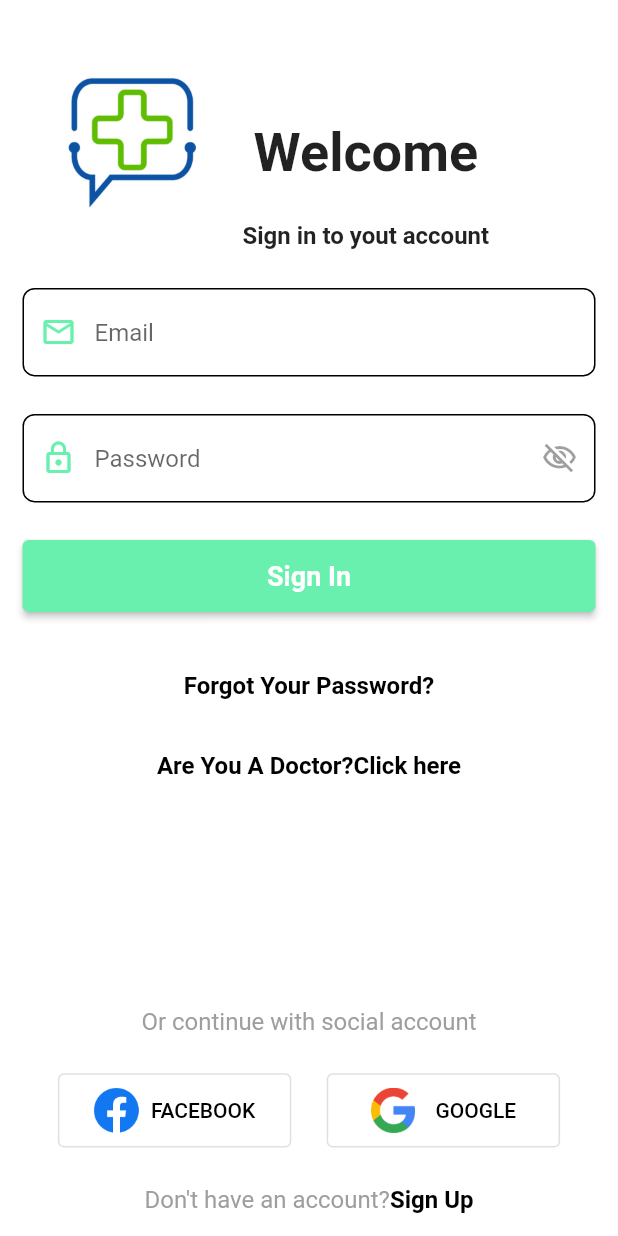
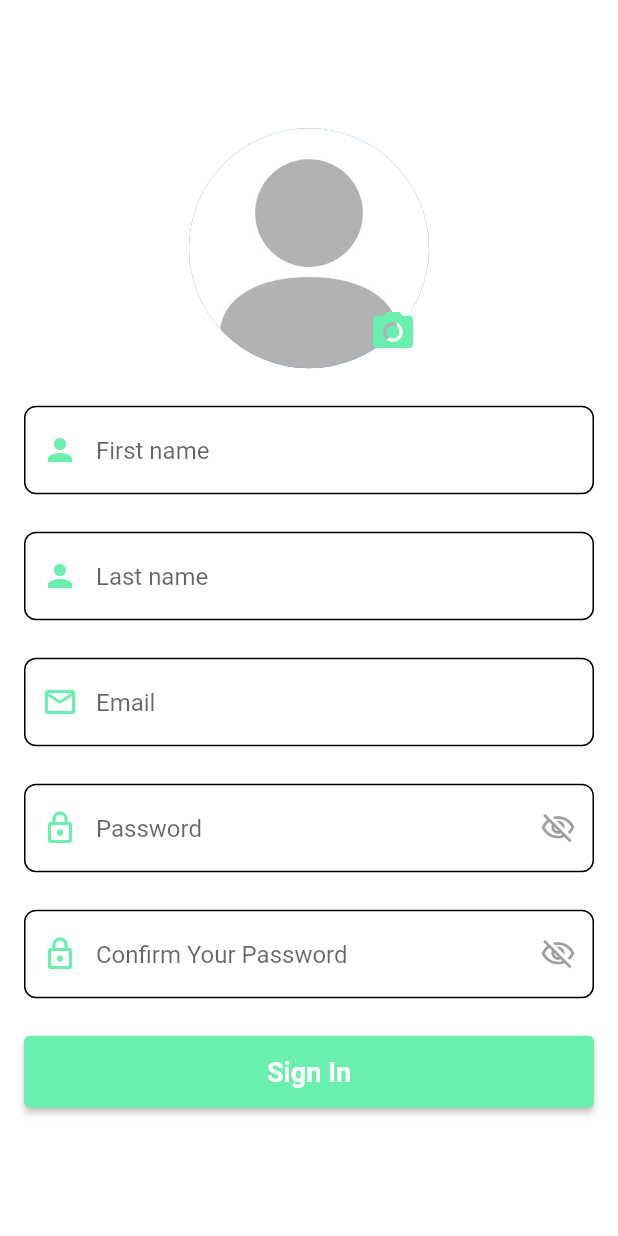
Before and after one commit to yassirsalmi/medica, a Flutter app: the screen it shows after launch, after a tap on "Sign Up", on a phone screen of 412 x 824 dp. Run offline on Flutter 3.47's test engine with Material 2 defaults, Android fonts, the light colour scheme and no system bars; our stand-ins replace image_picker, lottie.

Commit message:
login and sign up screens working on the mvvm design pattern

```diff
--- /dev/null
+++ b/lib/data/models/user_model.dart
@@ -0,0 +1,47 @@
+import 'dart:io';
+
+class UserModel {
+  String _firstName;
+  String _lastName;
+  String _email;
+  String _password;
+  File? _imageFile;
+
+  UserModel({
+    required String firstName,
+    required String lastName,
+    required String email,
+    required String password,
+    File? imageFile,
+  })  : _firstName = firstName,
+        _lastName = lastName,
+        _email = email,
+        _password = password,
+        _imageFile = imageFile;
+
+  String get firstName => _firstName;
+  String get lastName => _lastName;
+  String get email => _email;
+  String get password => _password;
+  File? get imageFile => _imageFile;
+
+  void updateFirstName(String newFirstName) {
+    _firstName = newFirstName;
+  }
+
+  void updateLastName(String newLastName) {
+    _lastName = newLastName;
+  }
+
+  void updateEmail(String newEmail) {
+    _email = newEmail;
+  }
+
+  void updatePassword(String newPassword) {
+    _password = newPassword;
+  }
+
+  void updateImageFile(File? newImageFile) {
+    _imageFile = newImageFile;
+  }
+}
--- a/lib/main.dart
+++ b/lib/main.dart
@@ -1,8 +1,8 @@
 import 'package:flutter/material.dart';
 import 'package:medica/config/config.dart';
-import 'package:medica/presentation/views/login_page.dart';
-import 'package:medica/presentation/views/sign_up_page.dart';
-import 'package:medica/presentation/views/splash_screen.dart';
+import 'package:medica/views/screens/login_page.dart';
+import 'package:medica/views/screens/sign_up_page.dart';
+import 'package:medica/views/screens/splash_screen.dart';
 
 void main() {
   runApp(const MyApp());
--- a/lib/presentation/views/login_page.dart
+++ b/lib/views/screens/login_page.dart
@@ -2,9 +2,13 @@
 
 import 'package:flutter/material.dart';
 import 'package:medica/config/config.dart';
-import 'package:medica/presentation/widgets/login_form.dart';
-import 'package:medica/presentation/widgets/social_button.dart';
+import 'package:medica/views/widgets/login_form.dart';
+import 'package:medica/views/widgets/social_button.dart';
 import 'package:medica/utils/text.dart';
+//this is the login screen of our app medica
+//the login form is in a nother file named loginform.dart
+//i tried to separate the ui from the business part
+//so i can go back to the code source and understand what i did
 
 class LoginPage extends StatefulWidget {
   const LoginPage({super.key});
@@ -135,7 +139,9 @@ class _LoginPageState extends State<LoginPage> {
                     ),
                   ),
                   GestureDetector(
-                    onTap: () {},
+                    onTap: () {
+                      Navigator.pushNamed(context, '/signup');
+                    },
                     child: const Text(
                       'Sign Up',
                       style: TextStyle(
--- a/lib/presentation/views/sign_up_page.dart
+++ b/lib/views/screens/sign_up_page.dart
@@ -1,4 +1,5 @@
 import 'package:flutter/material.dart';
+import 'package:medica/views/widgets/sign_up_form.dart';
 
 class SignUpPage extends StatefulWidget {
   const SignUpPage({super.key});
@@ -12,7 +13,7 @@ class _SignUpPageState extends State<SignUpPage> {
   Widget build(BuildContext context) {
     return const Scaffold(
       body: Center(
-        child: Text('sign up page'),
+        child: SignUpForm(),
       ),
     );
   }
--- /dev/null
+++ b/lib/views/widgets/fields.dart
@@ -0,0 +1,140 @@
+import 'package:flutter/material.dart';
+
+Widget personalInfoField(
+  String labelText,
+  String hintText,
+  TextEditingController controller,
+  Icon icon,
+  Color color,
+  void Function(dynamic value) param4,
+) {
+  return TextFormField(
+    controller: controller,
+    keyboardType: TextInputType.emailAddress,
+    cursorColor: color,
+    validator: (value) {
+      if (value == null || value.isEmpty) {
+        return 'this field can\'t be empty';
+      }
+      return null;
+    },
+    decoration: InputDecoration(
+      hintText: hintText,
+      labelText: labelText,
+      alignLabelWithHint: true,
+      prefixIcon: icon,
+      prefixIconColor: color,
+    ),
+  );
+}
+
+Widget emailField(
+  String labelText,
+  String hintText,
+  TextEditingController controller,
+  String? Function(String?)? validateEmail,
+  Color color,
+  void Function(dynamic value) param4,
+) {
+  return TextFormField(
+    controller: controller,
+    keyboardType: TextInputType.emailAddress,
+    cursorColor: color,
+    validator: validateEmail,
+    // (value) {
+    //   if (value == null || value.isEmpty) {
+    //     return 'Please enter your email';
+    //   }
+    //   return null;
+    // },
+    decoration: InputDecoration(
+      hintText: 'Email Adresse',
+      labelText: 'Email',
+      alignLabelWithHint: true,
+      prefixIcon: const Icon(Icons.email_outlined),
+      prefixIconColor: color,
+    ),
+  );
+}
+
+Widget passwordField(
+  String labelText,
+  String hintText,
+  TextEditingController controller,
+  Color color,
+  bool obsecurePassword,
+  VoidCallback togglePasswordVisibility,
+) {
+  return TextFormField(
+    keyboardType: TextInputType.visiblePassword,
+    controller: controller,
+    cursorColor: color,
+    obscureText: obsecurePassword,
+    validator: (value) {
+      if (value == null || value.isEmpty) {
+        return 'Please enter your password';
+      }
+      return null;
+    },
+    decoration: InputDecoration(
+      hintText: hintText,
+      labelText: labelText,
+      alignLabelWithHint: true,
+      prefixIcon: const Icon(Icons.lock_outline),
+      prefixIconColor: color,
+      suffixIcon: IconButton(
+        onPressed: togglePasswordVisibility,
+        icon: obsecurePassword
+            ? const Icon(
+                Icons.visibility_off_outlined,
+                color: Colors.black38,
+              )
+            : Icon(
+                Icons.visibility_outlined,
+                color: color,
+              ),
+      ),
+    ),
+  );
+}
+
+Widget confirmPasswordField(
+  String labelText,
+  String hintText,
+  TextEditingController confirmController,
+  Color color,
+  bool obsecurePassword,
+  VoidCallback togglePasswordVisibility,
+) {
+  return TextFormField(
+    keyboardType: TextInputType.visiblePassword,
+    controller: confirmController,
+    cursorColor: color,
+    obscureText: obsecurePassword,
+    validator: (value) {
+      if (value == null || value.isEmpty) {
+        return 'Please confirm your password';
+      }
+      return null;
+    },
+    decoration: InputDecoration(
+      hintText: hintText,
+      labelText: labelText,
+      alignLabelWithHint: true,
+      prefixIcon: const Icon(Icons.lock_outline),
+      prefixIconColor: color,
+      suffixIcon: IconButton(
+        onPressed: togglePasswordVisibility,
+        icon: obsecurePassword
+            ? const Icon(
+                Icons.visibility_off_outlined,
+                color: Colors.black38,
+              )
+            : Icon(
+                Icons.visibility_outlined,
+                color: color,
+              ),
+      ),
+    ),
+  );
+}
--- a/lib/presentation/widgets/login_form.dart
+++ b/lib/views/widgets/login_form.dart
@@ -1,6 +1,6 @@
 import 'package:flutter/material.dart';
 import 'package:medica/config/config.dart';
-import 'package:medica/presentation/widgets/button.dart';
+import 'package:medica/views/widgets/button.dart';
 
 class LoginForm extends StatefulWidget {
   const LoginForm({super.key});
--- /dev/null
+++ b/lib/views/widgets/sign_up_form.dart
@@ -0,0 +1,216 @@
+// ignore_for_file: prefer_const_constructors
+
+import 'dart:io';
+
+import 'package:flutter/material.dart';
+import 'package:image_picker/image_picker.dart';
+import 'package:medica/config/config.dart';
+import 'package:medica/viewmodels/sign_up_view_model.dart';
+import 'package:medica/views/widgets/button.dart';
+import 'package:medica/views/widgets/fields.dart';
+import 'package:provider/provider.dart';
+
+class SignUpForm extends StatefulWidget {
+  const SignUpForm({super.key});
+
+  @override
+  State<SignUpForm> createState() => _SignUpFormState();
+}
+
+class _SignUpFormState extends State<SignUpForm> {
+  final _formKey = GlobalKey<FormState>();
+  bool obsecurePassword = true;
+  bool obsecurePassword2 = true;
+  final ImagePicker _picker = ImagePicker();
+  XFile? _imageFile;
+  SignUpViewModel viewModel = SignUpViewModel();
+  @override
+  Widget build(BuildContext context) {
+    return SingleChildScrollView(
+      child: ChangeNotifierProvider<SignUpViewModel>(
+        create: (_) => SignUpViewModel(),
+        child: Consumer<SignUpViewModel>(
+          builder: (context, viewModel, _) {
+            return Form(
+              key: _formKey,
+              child: Padding(
+                padding: EdgeInsets.all(16),
+                child: Column(
+                  mainAxisAlignment: MainAxisAlignment.start,
+                  children: [
+                    profilePicture(viewModel),
+                    Config.smallSpace,
+                    personalInfoField(
+                      'First name',
+                      'First name',
+                      viewModel.firstNameController,
+                      const Icon(Icons.person),
+                      Config.primaryColor,
+                      (value) => viewModel.updateFirstName(value),
+                    ),
+                    Config.smallSpace,
+                    personalInfoField(
+                      'Last name',
+                      'Last name',
+                      viewModel.lastNameController,
+                      const Icon(Icons.person),
+                      Config.primaryColor,
+                      (value) => viewModel.updateLastName(value),
+                    ),
+                    Config.smallSpace,
+                    emailField(
+                      'Email',
+                      'Email Adresse',
+                      viewModel.emailController,
+                      viewModel.validateEmail,
+                      Config.primaryColor,
+                      (value) => viewModel.updateEmail(value),
+                    ),
+                    Config.smallSpace,
+                    passwordField(
+                      'Password',
+                      'Password',
+                      viewModel.passwordController,
+                      Config.primaryColor,
+                      viewModel.obsecurePassword,
+                      viewModel.togglePasswordVisibility,
+                    ),
+                    Config.smallSpace,
+                    confirmPasswordField(
+                      'Confirm Your Password',
+                      'Confirm Your Password',
+                      viewModel.confirmPasswordController,
+                      Config.primaryColor,
+                      viewModel.obsecurePassword2,
+                      viewModel.togglePasswordVisibility2,
+                    ),
+                    Config.smallSpace,
+                    Button(
+                      width: double.infinity,
+                      title: 'Sign In',
+                      disable: false,
+                      onPressed: () {
+                        // Validate returns true if the form is valid, or false otherwise.
+                        if (_formKey.currentState!.validate()) {
+                          viewModel.confirmEmail(this.context);
+                          viewModel.confirmPassword(this.context);
+                          // If the form is valid, display a snackbar. In the real world,
+                          // you'd often call a server or save the information in a database.
+                          ScaffoldMessenger.of(context).showSnackBar(
+                            const SnackBar(content: Text('Processing Data')),
+                          );
+                          // viewModel.signUp(context);
+                        }
+                        // viewModel.signUp(context);
+                      },
+                    ),
+                  ],
+                ),
+              ),
+            );
+          },
+        ),
+      ),
+    );
+  }
+
+  Widget profilePicture(viewModel) {
+    return Stack(
+      alignment: Alignment.bottomRight,
+      children: <Widget>[
+        CircleAvatar(
+          radius: 80.0,
+          backgroundImage: _imageFile == null
+              ? const AssetImage('assets/images/default.jpg')
+              : FileImage(File(_imageFile!.path)) as ImageProvider,
+        ),
+        GestureDetector(
+          onTap: () {
+            showModalBottomSheet(
+              context: context,
+              builder: ((builder) => bottomSheet()),
+            );
+          },
+          child: const Padding(
+            padding: EdgeInsets.only(bottom: 8, right: 8),
+            child: Icon(
+              Icons.camera_alt,
+              color: Config.primaryColor,
+              size: 32,
+            ),
+          ),
+        )
+      ],
+    );
+  }
+
+  Widget bottomSheet() {
+    return Container(
+      height: 100.0,
+      width: double.infinity,
+      margin: const EdgeInsetsDirectional.symmetric(
+        horizontal: 20,
+        vertical: 20,
+      ),
+      child: Column(
+        children: [
+          const Text(
+            'Choose Your Profile Picture',
+            style: TextStyle(
+              fontSize: 20,
+            ),
+          ),
+          Config.smallSpace,
+          Row(
+            mainAxisAlignment: MainAxisAlignment.center,
+            children: [
+              GestureDetector(
+                child: Row(
+                  children: const [
+                    Icon(
+                      Icons.camera_alt_outlined,
+                      size: 36,
+                    ),
+                    Text('Camera')
+                  ],
+                ),
+                onTap: () {
+                  takePhoto(ImageSource.camera);
+                },
+              ),
+              SizedBox(
+                width: 32,
+              ),
+              GestureDetector(
+                child: Row(
+                  children: const [
+                    Icon(
+                      Icons.image,
+                      size: 36,
+                    ),
+                    Text('Gallery')
+                  ],
+                ),
+                onTap: () {
+                  takePhoto(ImageSource.gallery);
+                },
+              ),
+            ],
+          ),
+        ],
+      ),
+    );
+  }
+
+  void takePhoto(ImageSource source) async {
+    final pickedFile = await _picker.pickImage(
+      source: source,
+    );
+    setState(() {
+      _imageFile = pickedFile;
+    });
+  }
+}
+/*
+
+*/
--- a/pubspec.yaml
+++ b/pubspec.yaml
@@ -36,6 +36,9 @@ dependencies:
   # Use with the CupertinoIcons class for iOS style icons.
   cupertino_icons: ^1.0.2
   lottie: ^2.6.0
+  image_picker: ^1.0.0
+  provider: ^6.0.4
+
 
 dev_dependencies:
   flutter_test:
```
Also changed, not shown: lib/viewmodels/sign_up_view_model.dart (added, +166 -0 lines), lib/views/screens/splash_screen.dart (renamed from lib/presentation/views/splash_screen.dart), lib/views/widgets/button.dart (renamed from lib/presentation/widgets/button.dart), lib/views/widgets/social_button.dart (renamed from lib/presentation/widgets/social_button.dart), pubspec.lock, 5 other files.
